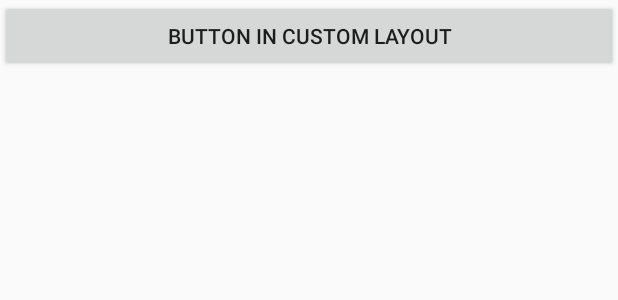
After one commit to jsyoon64/Smask, an Android app: the layout pref_screen.xml on its own in the app's theme, with its tools: preview values and no code run, on a phone screen of 412 x 824 dp. The commit adds this screen. Shown: the top 300 px of the screen. Run offline under Robolectric (Android 15) with nearby library versions, the phone set to English and light mode, and no system bars.

Commit message:
Custom preference screen을 위한 방법 1. Add build.graddle :   compile 'com.android.support:preference-v14:25.3.1' 2. pref_screen.xml 추가 3. preferenceTheme 내용 변경

```diff
--- a/app/build.gradle
+++ b/app/build.gradle
@@ -27,5 +27,6 @@ dependencies {
     compile 'com.android.support:appcompat-v7:25.3.1'
     compile 'com.android.support:design:25.3.1'
     compile 'com.android.support:preference-v7:25.3.1'
+    compile 'com.android.support:preference-v14:25.3.1'
     testCompile 'junit:junit:4.12'
 }
--- /dev/null
+++ b/app/src/main/res/layout/pref_screen.xml
@@ -0,0 +1,18 @@
+<?xml version="1.0" encoding="utf-8"?>
+<LinearLayout
+    xmlns:android="http://schemas.android.com/apk/res/android"
+    android:layout_width="match_parent"
+    android:layout_height="match_parent"
+    android:orientation="vertical">
+
+    <Button
+        android:layout_width="match_parent"
+        android:layout_height="wrap_content"
+        android:text="@string/btn_custom"/>
+
+    <FrameLayout
+        android:id="@android:id/list_container"
+        android:layout_width="match_parent"
+        android:layout_height="match_parent"/>
+
+</LinearLayout>
--- a/app/src/main/res/values/strings.xml
+++ b/app/src/main/res/values/strings.xml
@@ -35,4 +35,6 @@
     <string name="text_size_default" translatable="false">25</string>
     <string name="text_size_label">Sample Text Size</string>
 
+
+    <string name="btn_custom">Button in custom layout</string>
 </resources>
--- a/app/src/main/res/values/styles.xml
+++ b/app/src/main/res/values/styles.xml
@@ -9,8 +9,26 @@
 
         <item name="android:spinnerItemStyle">@style/spinnerItemStyle</item>
         <item name="android:spinnerDropDownItemStyle">@style/spinnerDropDownItemStyle</item>
+
+        <!--
         <item name="preferenceTheme">@style/PreferenceThemeOverlay</item>
+        -->
+        <!-- Theme for Custom -->
+        <item name="preferenceTheme">@style/AppPreferenceTheme</item>
     </style>
+
+    <!-- Theme for Custom -->
+    <!-- Custom Preference Theme inherits from the v14 support library Material Theme -->
+    <style name="AppPreferenceTheme" parent="@style/PreferenceThemeOverlay.v14.Material">
+        <item name="preferenceFragmentCompatStyle">@style/AppPreferenceFragmentCompatStyle</item>
+    </style>
+
+    <!-- Custom Style for PreferenceFragmentCompat -->
+    <style name="AppPreferenceFragmentCompatStyle" parent="@style/PreferenceFragment.Material">
+        <!-- Custom layout for PreferenceFragmentCompat -->
+        <item name="android:layout">@layout/pref_screen</item>
+    </style>
+    <!-- Theme for Custom -->
 
     <style name="AppTheme.NoActionBar">
         <item name="windowActionBar">false</item>
```
